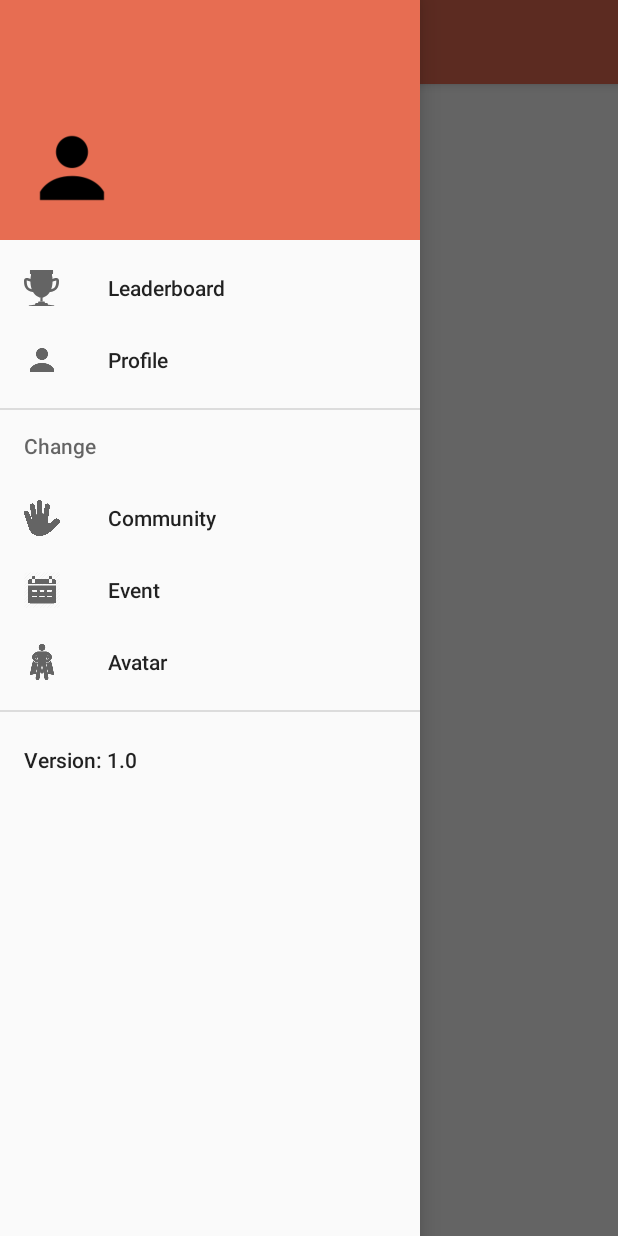
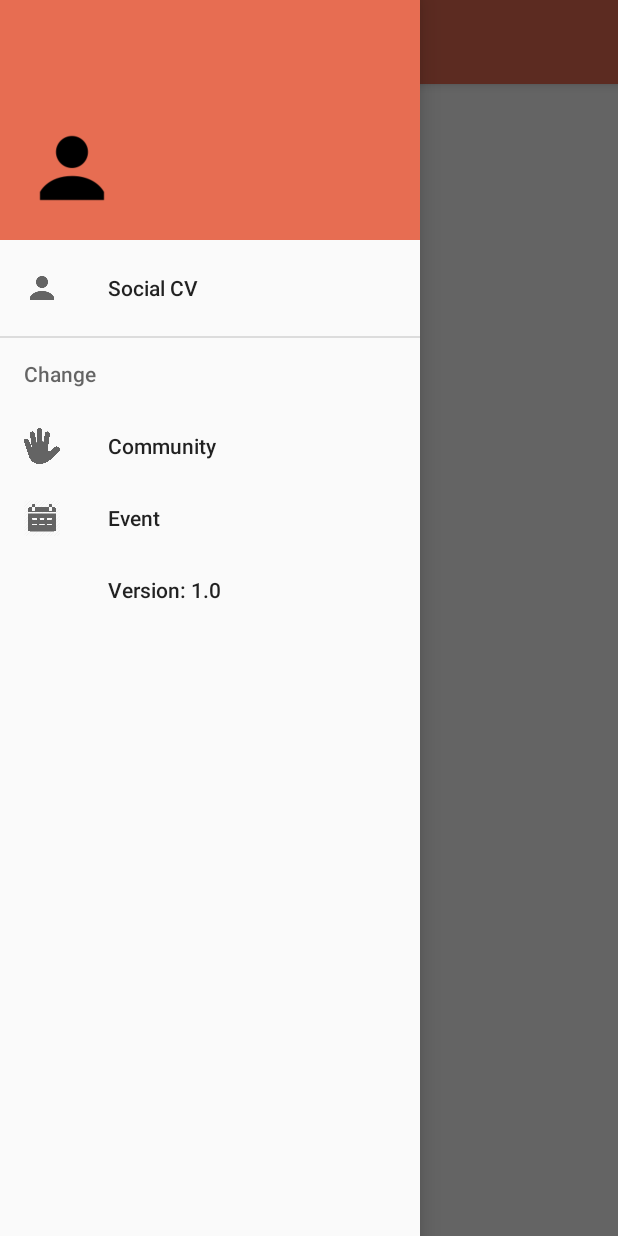
Before and after one commit to RHoKAustralia/humanity-in-business-mobile, an Android app: the MainActivity screen opened directly, with no data from a screen before it, with the side drawer open, on a phone screen of 412 x 824 dp. Run offline under Robolectric (Android 15) with nearby library versions, the phone set to English and light mode, and no system bars; pictures from the network do not load; 2 statements that could not run were skipped.

Commit message:
Minor tweaks based on feedback from Muneesh

```diff
--- a/app/src/main/java/org/rohk/humanityinbusiness/ui/EventActivity.kt
+++ b/app/src/main/java/org/rohk/humanityinbusiness/ui/EventActivity.kt
@@ -61,7 +61,8 @@ class EventActivity : AppCompatActivity() {
 
     private fun selectionListener(selectedEvent: EventModel) {
         PreferenceUtils().setSelectedEventId(this, selectedEvent.id.toString())
-        startActivity(Intent(applicationContext, AvatarSelectionActivity::class.java))
+//        startActivity(Intent(applicationContext, AvatarSelectionActivity::class.java))
+        startActivity(Intent(applicationContext, MainActivity::class.java))
         finish()
     }
 }
--- a/app/src/main/res/layout/activity_event.xml
+++ b/app/src/main/res/layout/activity_event.xml
@@ -27,7 +27,7 @@
                 android:id="@+id/tvTitle"
                 android:layout_width="match_parent"
                 android:layout_height="wrap_content"
-                android:text="Choose an event"
+                android:text="Choose your workshop"
                 android:textColor="@color/colorPrimary"
                 android:textSize="36dp"
                 android:textStyle="bold"
--- a/app/src/main/res/layout/nav_header_main.xml
+++ b/app/src/main/res/layout/nav_header_main.xml
@@ -17,11 +17,23 @@
             android:layout_width="64dp"
             android:layout_height="64dp"
             android:src="@drawable/ic_user" />
+    <LinearLayout
+            android:layout_width="wrap_content"
+            android:layout_height="wrap_content"
+            android:orientation="vertical">
+        <TextView
+                android:id="@+id/nav_header_textView"
+                android:layout_width="match_parent"
+                android:layout_height="wrap_content"
+                android:paddingTop="16dp"
+                android:textAppearance="@style/TextAppearance.AppCompat.Body1" />
+        <TextView
+                android:id="@+id/nav_header_points"
+                android:layout_width="match_parent"
+                android:layout_height="wrap_content"
+                android:paddingTop="8dp"
+                android:textAppearance="@style/TextAppearance.AppCompat.Body1" />
+    </LinearLayout>
 
-    <TextView
-            android:id="@+id/nav_header_textView"
-            android:layout_width="match_parent"
-            android:layout_height="wrap_content"
-            android:paddingTop="16dp"
-            android:textAppearance="@style/TextAppearance.AppCompat.Body1" />
+
 </LinearLayout>
--- a/app/src/main/res/menu/activity_main_drawer.xml
+++ b/app/src/main/res/menu/activity_main_drawer.xml
@@ -1,14 +1,14 @@
 <?xml version="1.0" encoding="utf-8"?>
 <menu xmlns:android="http://schemas.android.com/apk/res/android">
     <group>
-        <item
-                android:id="@+id/nav_item_leaderboard"
-                android:icon="@drawable/ic_trophy"
-                android:title="Leaderboard" />
+<!--        <item-->
+<!--                android:id="@+id/nav_item_leaderboard"-->
+<!--                android:icon="@drawable/ic_trophy"-->
+<!--                android:title="Leaderboard" />-->
         <item
                 android:id="@+id/nav_item_profile"
                 android:icon="@drawable/ic_user"
-                android:title="Profile" />
+                android:title="Social CV" />
     </group>
 
     <item android:title="Change">
@@ -22,14 +22,35 @@
                     android:icon="@drawable/ic_cal"
                     android:title="Event" />
 
-            <item
-                    android:id="@+id/nav_item_avatar"
-                    android:icon="@drawable/ic_avatar"
-                    android:title="Avatar" />
+<!--            <item-->
+<!--                    android:id="@+id/nav_item_avatar"-->
+<!--                    android:icon="@drawable/ic_avatar"-->
+<!--                    android:title="Avatar" />-->
         </menu>
     </item>
+<!--    <item android:title="Information">-->
+<!--    <menu>-->
+<!--        <item-->
+<!--                android:id="@+id/nav_item_about"-->
+<!--                android:icon="@drawable/ic_about_us"-->
+<!--                android:title="About us" />-->
+<!--        <item-->
+<!--                android:id="@+id/nav_item_faq"-->
+<!--                android:icon="@drawable/ic_faq"-->
+<!--                android:title="FAQ" />-->
 
-    <group android:id="@+id/group_menu">
+<!--        <item-->
+<!--                android:id="@+id/nav_item_password"-->
+<!--                android:icon="@drawable/ic_password"-->
+<!--                android:title="Change password" />-->
+<!--        <item-->
+<!--                android:id="@+id/nav_item_support"-->
+<!--                android:icon="@drawable/ic_email"-->
+<!--                android:title="Contact support" />-->
+<!--    </menu>-->
+<!--    </item>-->
+
+    <group>
         <item
                 android:id="@+id/version"
                 android:title="Version: 1.0" />
--- a/app/src/main/res/values/colors.xml
+++ b/app/src/main/res/values/colors.xml
@@ -11,6 +11,7 @@
     <color name="colorTextBlack">#000000</color>
     <color name="colorBackground">#FFF9E9</color>
     <color name="colorBackgroundWhite">#000000</color>
+    <color name="colorGrey">#838383</color>
 
     <color name="material_ripple_light">#1f000000</color>
     <color name="material_ripple_dark">#1fffffff</color>
--- a/app/src/main/res/values/strings.xml
+++ b/app/src/main/res/values/strings.xml
@@ -1,4 +1,5 @@
 <resources>
+    <string name="app_name">HIB</string>
     <string name="splash_name">Better Professional Awards</string>
     <string name="login"><u>Already registered! Login here.</u></string>
     <string name="register"><u>New user! Register here.</u></string>
```
Also changed, not shown: app/src/main/AndroidManifest.xml (+14 -2 lines), app/src/main/java/org/rohk/humanityinbusiness/ui/MainActivity.kt (+6 -5 lines), app/src/main/res/drawable/ic_onboarding.xml (added, +8 -0 lines), app/src/main/res/drawable/ic_sky_bg.xml (added, +8 -0 lines), app/src/main/res/drawable/ic_about_us.png (added), app/src/main/res/drawable/ic_email.png (added), app/src/main/res/drawable/ic_faq.png (added), app/src/main/res/drawable/ic_password.png (added).
